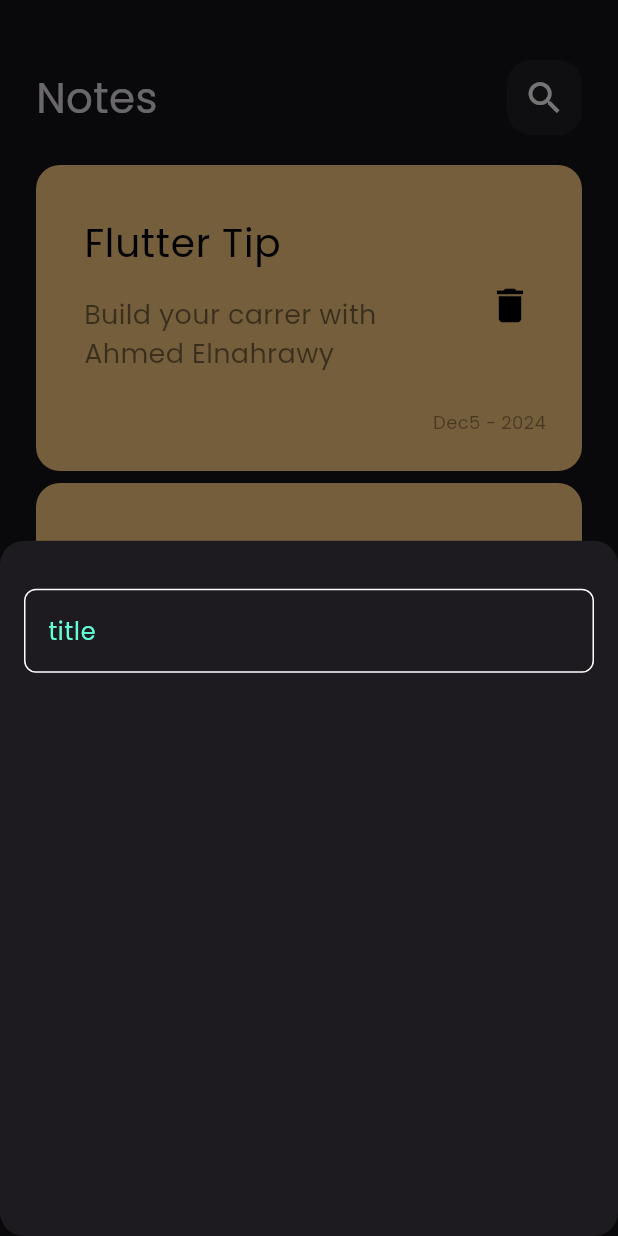
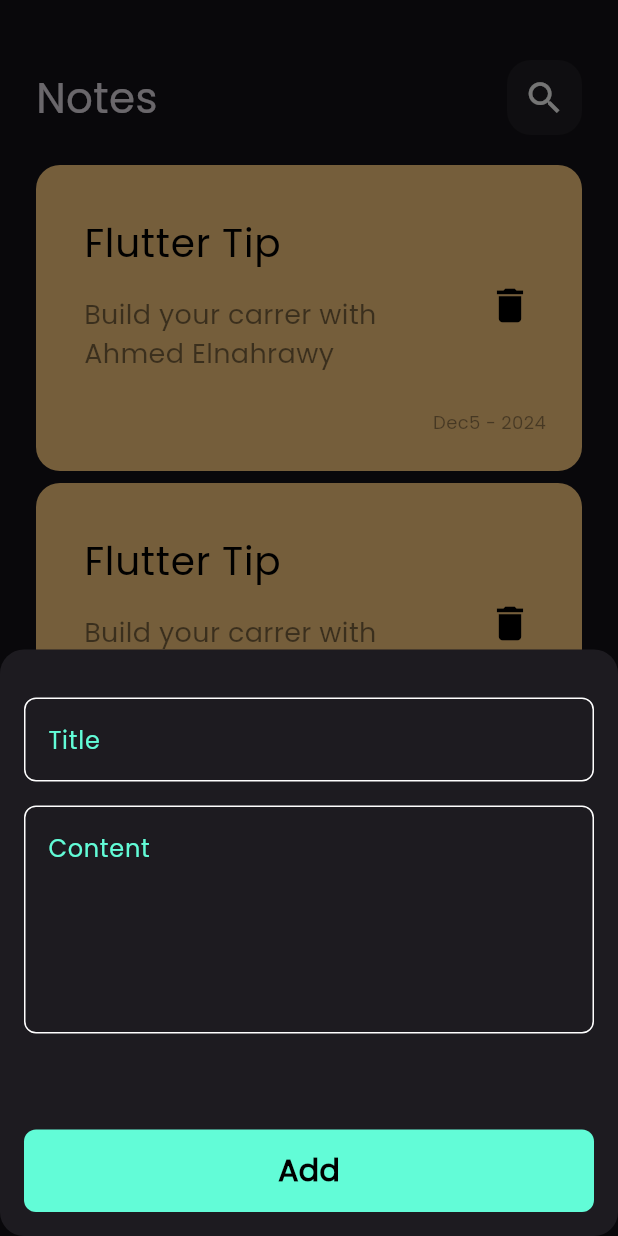
Before and after one commit to elne7/Note-App, a Flutter app: the screen it shows after launch, after a tap on the "add" icon, on a phone screen of 412 x 824 dp. Run offline on Flutter 3.47's test engine with Material 3 defaults, Android fonts, the phone set to English and light mode, and no system bars.

Commit message:
finish add note button sheet

```diff
--- a/lib/widgets/add_note_button_sheet.dart
+++ b/lib/widgets/add_note_button_sheet.dart
@@ -1,4 +1,5 @@
 import 'package:flutter/material.dart';
+import 'package:note_app/widgets/custom_button.dart';
 import 'package:note_app/widgets/custom_text_field.dart';
 
 class AddNoteButtonSheet extends StatelessWidget {
@@ -8,13 +9,27 @@ class AddNoteButtonSheet extends StatelessWidget {
   Widget build(BuildContext context) {
     return const Padding(
       padding: EdgeInsets.symmetric(horizontal: 16),
+      child: SingleChildScrollView(
         child: Column(
           children: [
             SizedBox(
               height: 32,
             ),
-          CustomTextField()
+            CustomTextField(
+              hint: 'Title',
+            ),
+            SizedBox(
+              height: 16,
+            ),
+            CustomTextField(
+              hint: 'Content',
+              maxLine: 5,
+            ),
+            SizedBox(height: 64),
+            CustomButton(),
+            SizedBox(height: 16),
           ],
+        ),
       ),
     );
   }
--- /dev/null
+++ b/lib/widgets/custom_button.dart
@@ -0,0 +1,28 @@
+import 'package:flutter/material.dart';
+import 'package:note_app/constants.dart';
+
+class CustomButton extends StatelessWidget {
+  const CustomButton({super.key});
+
+  @override
+  Widget build(BuildContext context) {
+    return Container(
+      width: MediaQuery.of(context).size.width,
+      height: 55,
+      decoration: BoxDecoration(
+        color: kPrimaryColor,
+        borderRadius: BorderRadius.circular(8),
+      ),
+      child: const Center(
+        child: Text(
+          'Add',
+          style: TextStyle(
+            color: Colors.black,
+            fontWeight: FontWeight.bold,
+            fontSize: 20,
+          ),
+        ),
+      ),
+    );
+  }
+}
--- a/lib/widgets/custom_text_field.dart
+++ b/lib/widgets/custom_text_field.dart
@@ -2,14 +2,18 @@ import 'package:flutter/material.dart';
 import 'package:note_app/constants.dart';
 
 class CustomTextField extends StatelessWidget {
-  const CustomTextField({super.key});
+  const CustomTextField({super.key, required this.hint, this.maxLine = 1});
+
+  final String hint;
+  final int maxLine;
 
   @override
   Widget build(BuildContext context) {
     return TextField(
       cursorColor: kPrimaryColor,
+      maxLines: maxLine,
       decoration: InputDecoration(
-        hintText: 'title',
+        hintText: hint,
         hintStyle: const TextStyle(
           color: kPrimaryColor
         ),
```
Lines whose indentation alone changed are shown as unchanged.
